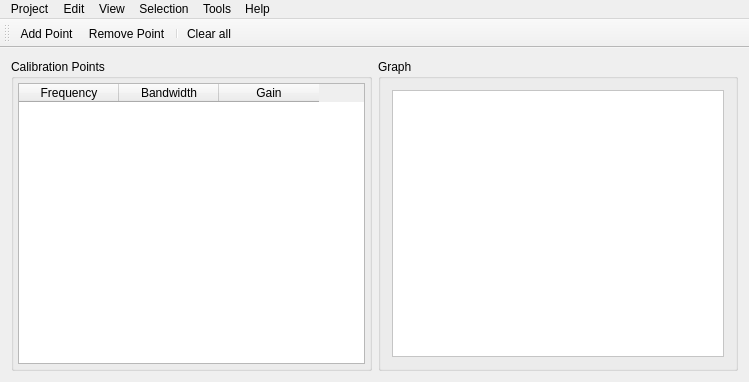
Old version of the form mainwindow.ui in the repository timschneeb/DDCToolbox.
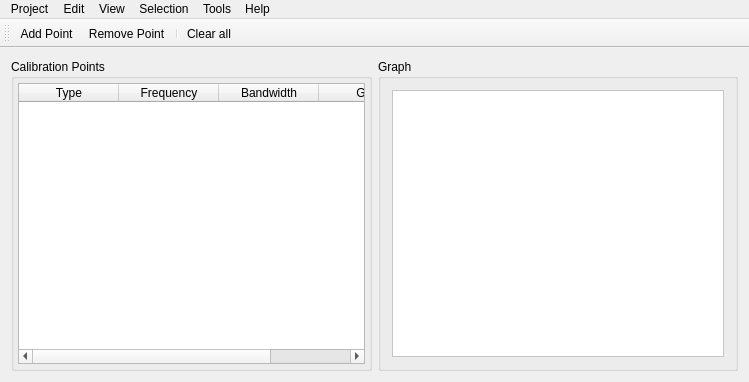
New version of the form. Icons and pictures are not drawn. Custom widgets are drawn as their Qt base class.

Commit message: Support for more filter types: Low/High/Band/All Pass, Low/High Shelf, Notch Generated *.vdcprj-files are no longer backwards compatible with Viper's Toolbox v2.0 because of these new filters. If neccessary, you can still generate old project files; have a look in the export submenu to do that. (when exported this way, all calibration points will use the 'peaking filter' by force, since Viper's Toolbox v2.0 only supports that one)

The edit to the form file:
```diff
--- a/mainwindow.ui
+++ b/mainwindow.ui
@@ -66,6 +66,11 @@
          <attribute name="horizontalHeaderStretchLastSection">
           <bool>false</bool>
          </attribute>
+         <column>
+          <property name="text">
+           <string>Type</string>
+          </property>
+         </column>
          <column>
           <property name="text">
            <string>Frequency</string>
```
Left out of the diff: 104 changed lines with no effect on the pictures. The commit also changes 15 other files.
